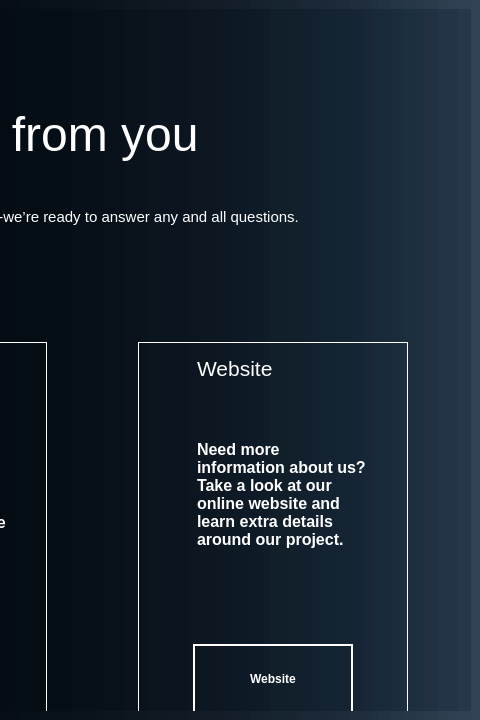
The window that mainwindow.ui (Rem-Ihu/rem-ng-assist) describes before a commit, drawn with Qt 5; both pictures show x 800 to 1280 and y 0 to 720 of the 1280 by 720 pixel window.
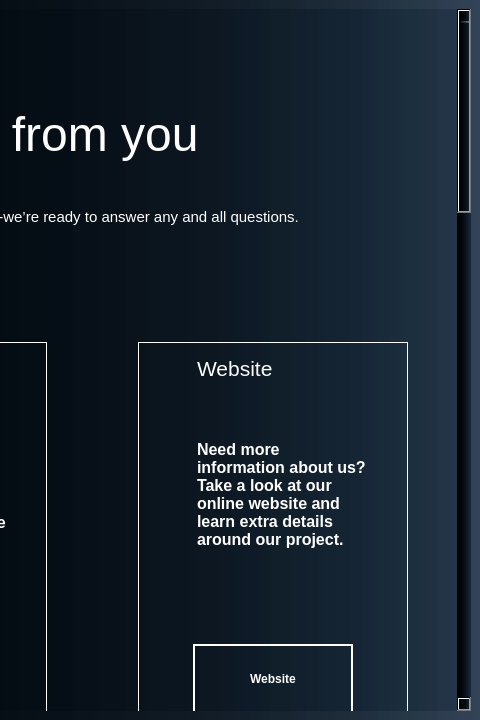
The same window after the commit. Icons and pictures are not drawn.

Commit message: FINISHED CONTACT

Patch:
```diff
--- a/mainwindow.ui
+++ b/mainwindow.ui
@@ -4643,7 +4643,7 @@
            <string notr="true">border:none;</string>
           </property>
           <property name="verticalScrollBarPolicy">
-           <enum>Qt::ScrollBarAlwaysOff</enum>
+           <enum>Qt::ScrollBarAlwaysOn</enum>
           </property>
           <property name="horizontalScrollBarPolicy">
            <enum>Qt::ScrollBarAlwaysOff</enum>
@@ -4654,8 +4654,8 @@
           <widget class="QWidget" name="scrollAreaWidgetContents_4">
            <property name="geometry">
             <rect>
-             <x>-115</x>
-             <y>-1053</y>
+             <x>0</x>
+             <y>-573</y>
              <width>1286</width>
              <height>2415</height>
             </rect>
```
Left out of the diff: 2 changed lines with no effect on the pictures.
